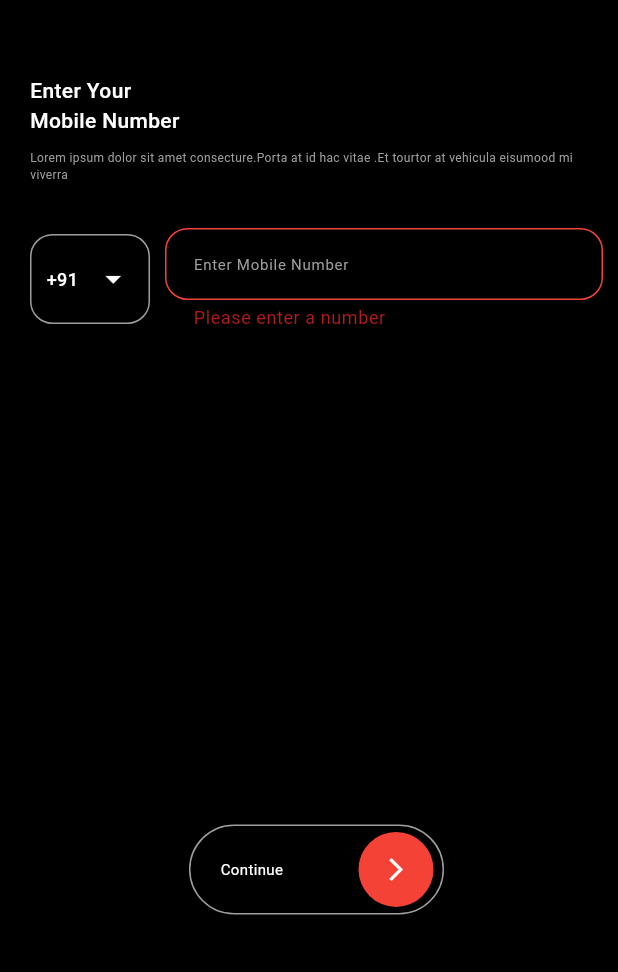
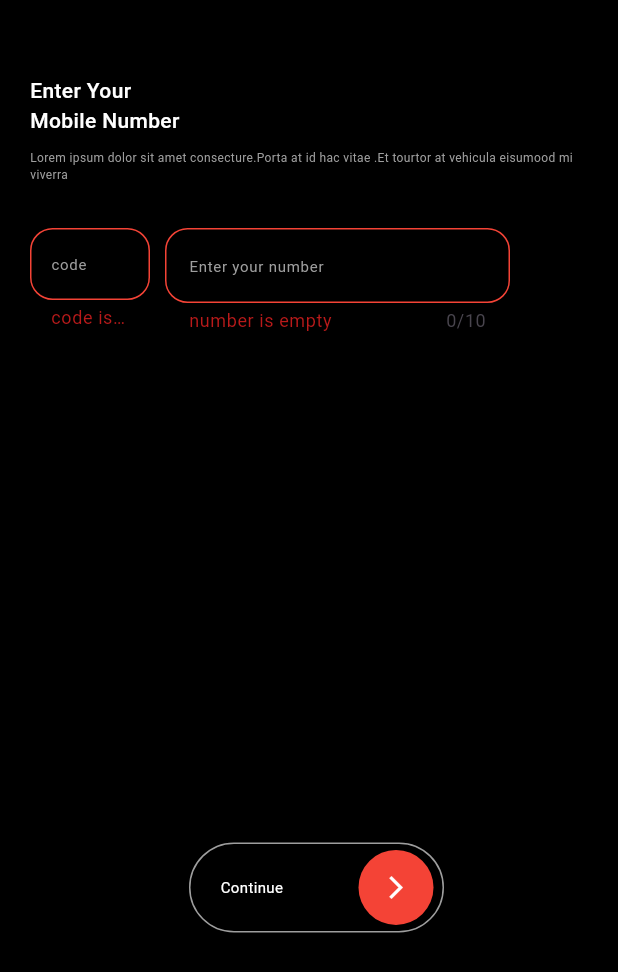
Before and after one commit to faizalfaizygithub/NoviindusTask, a Flutter app: the screen it shows after launch, after a tap on the "arrow forward ios" icon, on a phone screen of 412 x 824 dp. Shown: the top 972 px of the screen. Run offline on Flutter 3.47's test engine with Material 3 defaults, Android fonts, the phone set to English and light mode, and no system bars; our stand-ins replace shared_preferences; network calls fail.

```diff
--- a/lib/controller/provider/home_provider.dart
+++ b/lib/controller/provider/home_provider.dart
@@ -1,9 +1,12 @@
 import 'package:flutter/material.dart';
 import 'package:task/controller/services/home_service.dart';
 import 'package:task/model/home_model.dart';
+import 'package:task/view/widgets/secrets.dart';
 
 class HomeProvider extends ChangeNotifier {
   bool _isLoading = false;
+  String? _error;
+  String? get error => _error;
   bool get isLoding => _isLoading;
 
   List<Result>? _resultList = [];
@@ -15,8 +18,13 @@ class HomeProvider extends ChangeNotifier {
   Future<void> fetchHomeList() async {
     _isLoading = true;
     notifyListeners();
-    _resultList = (await homeService.getData())!;
+    List<Result>? data = await homeService.getData(Secrets.token);
 
+    if (data != null) {
+      data = _resultList;
+    } else {
+      error.toString();
+    }
     _isLoading = false;
     notifyListeners();
   }
--- a/lib/main.dart
+++ b/lib/main.dart
@@ -1,9 +1,15 @@
 import 'package:flutter/material.dart';
 import 'package:provider/provider.dart';
+import 'package:shared_preferences/shared_preferences.dart';
 import 'package:task/controller/provider/home_provider.dart';
+import 'package:task/controller/provider/login_provider.dart';
 import 'package:task/view/pages/auth_page.dart';
+import 'package:task/view/widgets/secrets.dart';
 
-void main() {
+Future<void> main() async {
+  WidgetsFlutterBinding.ensureInitialized();
+  SharedPreferences pref = await SharedPreferences.getInstance();
+  Secrets.token = pref.getString('token') ?? '';
   runApp(const MyApp());
 }
 
@@ -13,8 +19,13 @@ class MyApp extends StatelessWidget {
   // This widget is the root of your application.
   @override
   Widget build(BuildContext context) {
-    return ChangeNotifierProvider(
+    return MultiProvider(
+      providers: [
+        ChangeNotifierProvider(
           create: (context) => HomeProvider(),
+        ),
+        ChangeNotifierProvider(create: (context) => LoginProvider())
+      ],
       child: MaterialApp(
           debugShowCheckedModeBanner: false,
           title: 'Flutter Demo',
@@ -23,8 +34,7 @@ class MyApp extends StatelessWidget {
             colorScheme: ColorScheme.fromSeed(seedColor: Colors.deepPurple),
             useMaterial3: true,
           ),
-        home: LoginPage(),
-      ),
+          home: LoginPage()),
     );
   }
 }
--- /dev/null
+++ b/lib/model/login_model.dart
@@ -0,0 +1,58 @@
+// To parse this JSON data, do
+//
+//     final loginModel = loginModelFromJson(jsonString);
+
+import 'dart:convert';
+
+LoginModel loginModelFromJson(String str) =>
+    LoginModel.fromJson(json.decode(str));
+
+String loginModelToJson(LoginModel data) => json.encode(data.toJson());
+
+class LoginModel {
+  bool? status;
+  bool? privilage;
+  Token? token;
+  String? phone;
+
+  LoginModel({
+    this.status,
+    this.privilage,
+    this.token,
+    this.phone,
+  });
+
+  factory LoginModel.fromJson(Map<String, dynamic> json) => LoginModel(
+        status: json["status"],
+        privilage: json["privilage"],
+        token: json["token"] == null ? null : Token.fromJson(json["token"]),
+        phone: json["phone"],
+      );
+
+  Map<String, dynamic> toJson() => {
+        "status": status,
+        "privilage": privilage,
+        "token": token?.toJson(),
+        "phone": phone,
+      };
+}
+
+class Token {
+  String? refresh;
+  String? access;
+
+  Token({
+    this.refresh,
+    this.access,
+  });
+
+  factory Token.fromJson(Map<String, dynamic> json) => Token(
+        refresh: json["refresh"],
+        access: json["access"],
+      );
+
+  Map<String, dynamic> toJson() => {
+        "refresh": refresh,
+        "access": access,
+      };
+}
--- a/lib/view/pages/auth_page.dart
+++ b/lib/view/pages/auth_page.dart
@@ -1,5 +1,6 @@
 import 'package:flutter/material.dart';
-import 'package:task/view/pages/home_page.dart';
+import 'package:provider/provider.dart';
+import 'package:task/controller/provider/login_provider.dart';
 
 class LoginPage extends StatefulWidget {
   const LoginPage({super.key});
@@ -10,19 +11,28 @@ class LoginPage extends StatefulWidget {
 
 class _LoginPageState extends State<LoginPage> {
   final TextEditingController numberController = TextEditingController();
+  final TextEditingController codeController = TextEditingController();
   final fkey = GlobalKey<FormState>();
+  // @override
+  // void initState() {
+  //   WidgetsBinding.instance.addPostFrameCallback((timeStamp) {
+  //     Provider.of<LoginProvider>(context, listen: false);
+  //   });
+  //   super.initState();
+  // }
 
   @override
   void dispose() {
     numberController.dispose();
+    codeController.dispose();
     super.dispose();
   }
 
   @override
   Widget build(BuildContext context) {
-    return Scaffold(
-      body: Container(
-        child: Padding(
+    return Consumer<LoginProvider>(
+      builder: (context, value, child) => Scaffold(
+        body: Padding(
           padding: const EdgeInsets.only(left: 20.0, top: 50, right: 10),
           child: SingleChildScrollView(
             child: Column(
@@ -35,7 +45,7 @@ class _LoginPageState extends State<LoginPage> {
                     fontWeight: FontWeight.w500,
                   ),
                 ),
-                SizedBox(
+                const SizedBox(
                   height: 10,
                 ),
                 const Text(
@@ -45,71 +55,27 @@ class _LoginPageState extends State<LoginPage> {
                 const SizedBox(
                   height: 30,
                 ),
-                Row(
-                  mainAxisAlignment: MainAxisAlignment.center,
-                  crossAxisAlignment: CrossAxisAlignment.center,
-                  children: [
-                    Container(
-                      height: 60,
+                Form(
+                  key: fkey,
+                  child: Row(children: [
+                    SizedBox(
+                      height: 80,
                       width: 80,
-                      decoration: BoxDecoration(
-                        border: Border.all(color: Colors.grey),
-                        borderRadius: BorderRadius.circular(15),
-                      ),
-                      child: Row(
-                        mainAxisAlignment: MainAxisAlignment.center,
-                        children: [
-                          const SizedBox(
-                            width: 10,
-                          ),
-                          const Text(
-                            '+91',
-                            style: TextStyle(
-                                color: Colors.white,
-                                fontWeight: FontWeight.w500,
-                                fontSize: 12),
-                          ),
-                          Flexible(
-                            child: IconButton(
-                                onPressed: () {},
-                                icon: const Icon(
-                                  Icons.arrow_drop_down,
-                                  color: Colors.white,
-                                )),
-                          )
-                        ],
-                      ),
-                    ),
-                    const SizedBox(
-                      width: 10,
-                    ),
-                    Flexible(
-                      child: Form(
-                        key: fkey,
                       child: TextFormField(
                         controller: numberController,
-                          style: TextStyle(color: Colors.white, fontSize: 12),
+                        style:
+                            const TextStyle(color: Colors.white, fontSize: 12),
                         validator: (value) {
-                            if (value == null || value.isEmpty) {
-                              return 'Please enter a number';
+                          if (value!.isEmpty) {
+                            return "code is empty";
                           }
-                            if (value == '8129466718') {
-                              Navigator.push(
-                                context,
-                                MaterialPageRoute(
-                                    builder: (context) => HomePage()),
-                              );
-
                           return null;
-                            } else {
-                              return 'Please enter a valid number';
-                            }
                         },
                         decoration: InputDecoration(
-                            hintText: 'Enter Mobile Number',
-                            hintStyle: const TextStyle(
-                                color: Colors.grey, fontSize: 10),
-                            contentPadding: const EdgeInsets.all(15),
+                          hintText: 'code',
+                          hintStyle:
+                              const TextStyle(color: Colors.grey, fontSize: 10),
+                          contentPadding: const EdgeInsets.all(10),
                           enabledBorder: OutlineInputBorder(
                             borderRadius: BorderRadius.circular(15),
                             borderSide: const BorderSide(
@@ -137,8 +103,56 @@ class _LoginPageState extends State<LoginPage> {
                         ),
                       ),
                     ),
+                    const SizedBox(
+                      width: 10,
                     ),
-                  ],
+                    Container(
+                      height: 80,
+                      width: 230,
+                      child: TextFormField(
+                        controller: codeController,
+                        style:
+                            const TextStyle(color: Colors.white, fontSize: 12),
+                        validator: (value) {
+                          if (value!.isEmpty) {
+                            return "number is empty";
+                          }
+                          return null;
+                        },
+                        decoration: InputDecoration(
+                          hintText: 'Enter your number',
+                          // contentPadding: EdgeInsets.all(10),
+                          hintStyle:
+                              const TextStyle(color: Colors.grey, fontSize: 10),
+                          enabledBorder: OutlineInputBorder(
+                            borderRadius: BorderRadius.circular(15),
+                            borderSide: const BorderSide(
+                              color: Colors.grey,
+                            ),
+                          ),
+                          focusedErrorBorder: OutlineInputBorder(
+                            borderRadius: BorderRadius.circular(15),
+                            borderSide: const BorderSide(
+                              color: Colors.red,
+                            ),
+                          ),
+                          focusedBorder: OutlineInputBorder(
+                            borderRadius: BorderRadius.circular(15),
+                            borderSide: const BorderSide(
+                              color: Colors.grey,
+                            ),
+                          ),
+                          errorBorder: OutlineInputBorder(
+                            borderRadius: BorderRadius.circular(15),
+                            borderSide: const BorderSide(
+                              color: Colors.red,
+                            ),
+                          ),
+                        ),
+                        maxLength: 10,
+                      ),
+                    ),
+                  ]),
                 ),
                 SizedBox(
                   height: MediaQuery.of(context).size.height * 0.4,
@@ -164,25 +178,25 @@ class _LoginPageState extends State<LoginPage> {
                           ),
                         ),
                         GestureDetector(
-                          onTap: () {
+                          onTap: () async {
                             if (fkey.currentState!.validate()) {
-                              MaterialPageRoute(
-                                builder: (context) => HomePage(),
-                              );
+                              value.loginData(context,
+                                  country_code: codeController.text.trim(),
+                                  phone: numberController.text.trim());
                             }
                           },
                           child: Container(
                             height: 50,
                             width: 50,
+                            decoration: const BoxDecoration(
+                                color: Colors.red, shape: BoxShape.circle),
                             child: const Icon(
                               Icons.arrow_forward_ios,
                               color: Colors.white,
                               size: 18,
                             ),
-                            decoration: const BoxDecoration(
-                                color: Colors.red, shape: BoxShape.circle),
                           ),
-                        )
+                        ),
                       ],
                     ),
                   ),
--- /dev/null
+++ b/lib/view/widgets/secrets.dart
@@ -0,0 +1,3 @@
+class Secrets {
+  static String token = '';
+}
--- a/pubspec.yaml
+++ b/pubspec.yaml
@@ -37,6 +37,7 @@ dependencies:
   cupertino_icons: ^1.0.6
   provider: ^6.1.2
   http: ^1.2.1
+  shared_preferences: ^2.2.3
 
 dev_dependencies:
   flutter_test:
```
Also changed, not shown: lib/controller/provider/login_provider.dart (added, +54 -0 lines), lib/controller/services/home_service.dart (+13 -13 lines), lib/controller/services/login_service.dart (added, +58 -0 lines), lib/view/pages/home_page.dart (+12 -10 lines), pubspec.lock, 1 other file. Lines whose indentation alone changed are shown as unchanged.
